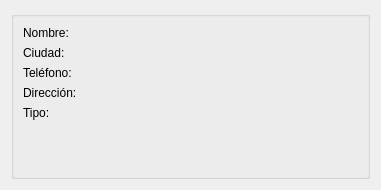
Above: AbogadosDesktop/src/gui/uis/verJuzgado.ui from ehmsoft/Desktop before the change. Below: the same form after it.
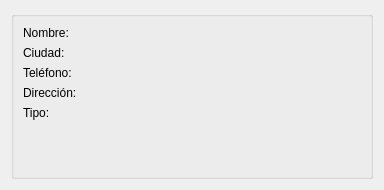
That is the form after the change.

Commit message: Se cambia el tamaño mínimo de ciertos elementos de la interfaz para arreglar el problema que aparecen en pequeños las ventanas en ver.

```diff
--- a/AbogadosDesktop/src/gui/uis/verJuzgado.ui
+++ b/AbogadosDesktop/src/gui/uis/verJuzgado.ui
@@ -6,10 +6,22 @@
    <rect>
     <x>0</x>
     <y>0</y>
-    <width>381</width>
+    <width>384</width>
     <height>190</height>
    </rect>
   </property>
+  <property name="sizePolicy">
+   <sizepolicy hsizetype="Preferred" vsizetype="Preferred">
+    <horstretch>0</horstretch>
+    <verstretch>0</verstretch>
+   </sizepolicy>
+  </property>
+  <property name="minimumSize">
+   <size>
+    <width>300</width>
+    <height>190</height>
+   </size>
+  </property>
   <property name="windowTitle">
    <string>Ver Juzgado</string>
   </property>
```
The commit also changes 6 other files.
